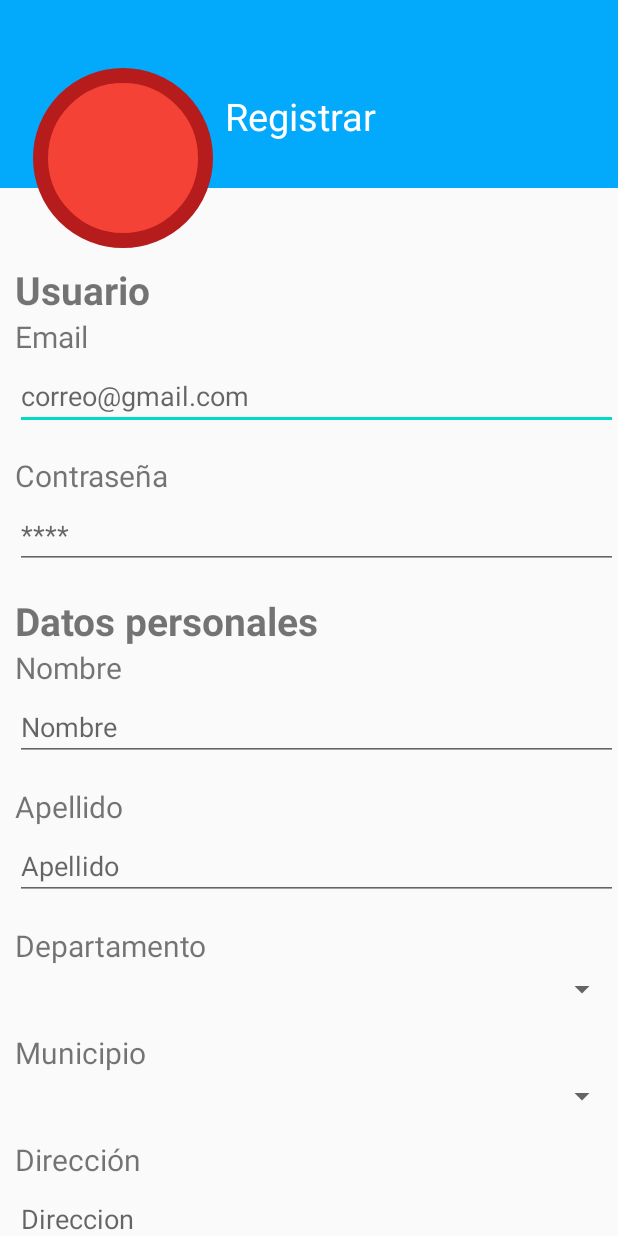
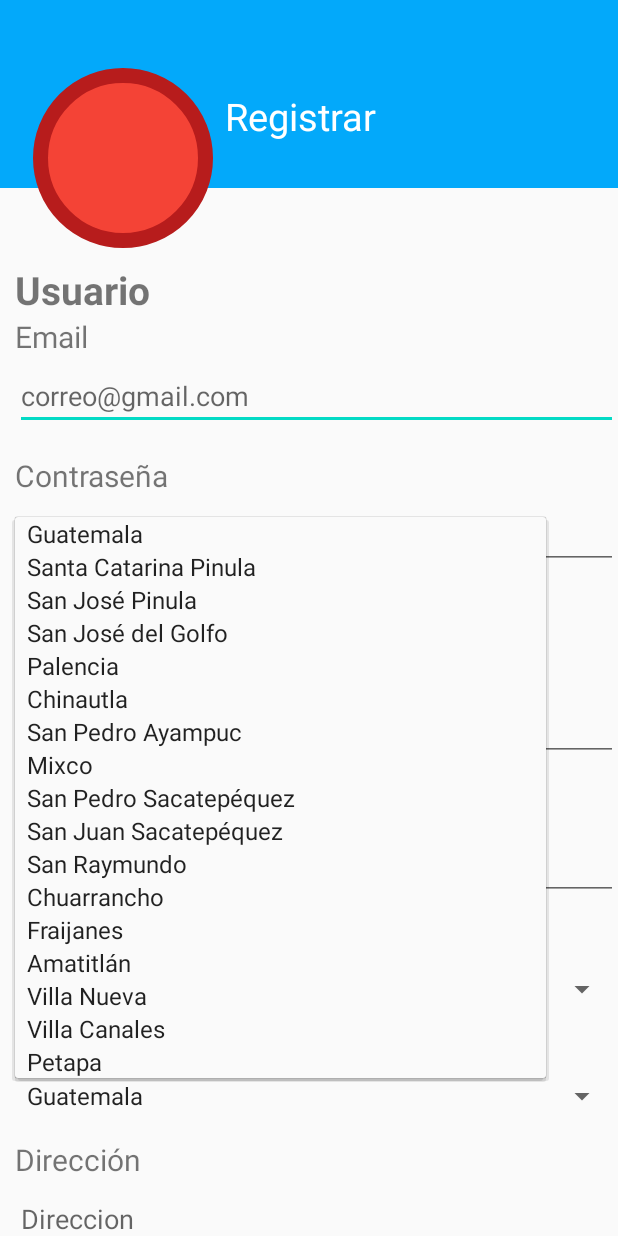
Before and after one commit to Carlosfg1021/AlertaUmg, an Android app: the RegistroUsuario screen opened directly, with no data from a screen before it, after a tap on an icon or button, on a phone screen of 412 x 824 dp. Run offline under Robolectric (Android 15) with nearby library versions, the phone set to English and light mode, and no system bars; 1 other tap on this screen came first.

Commit message:
Registro con google implementado, junto con departamentos y municipios

```diff
--- a/app/src/main/java/com/example/alertaumg/Funcionalidad/RegistroUsuario.java
+++ b/app/src/main/java/com/example/alertaumg/Funcionalidad/RegistroUsuario.java
@@ -2,17 +2,289 @@ package com.example.alertaumg.Funcionalidad;
 
 import androidx.appcompat.app.AppCompatActivity;
 
+import android.content.Intent;
+import android.net.Uri;
 import android.os.Bundle;
+import android.view.MotionEvent;
+import android.view.View;
+import android.widget.ArrayAdapter;
+import android.widget.Button;
+import android.widget.EditText;
+import android.widget.Spinner;
+import android.widget.Toast;
 
+import com.example.alertaumg.Inicio.Login;
 import com.example.alertaumg.R;
+import com.google.android.gms.auth.api.signin.GoogleSignIn;
+import com.google.android.gms.auth.api.signin.GoogleSignInAccount;
+import com.google.android.gms.auth.api.signin.GoogleSignInClient;
+import com.google.android.gms.auth.api.signin.GoogleSignInOptions;
 
 public class RegistroUsuario extends AppCompatActivity {
+
+    EditText txtCorreo, txtPassword, txtNombre, txtApellido, txtDireccion;
+    Spinner spinerDepartamento, spinerMunicipio;
+    Button btnRegistrar;
+    String direccionFinal;
+
+    String[] arraySpinerDepartamento;
+
+    ArrayAdapter<String> adapter;
+
+    String[] munGuatemala, munElProgreso, munZacapa, munJalapa, munJutiapa, munAltaVerapaz, munBajaVerapaz,
+            munQuetzaltenango, munSolola, munIzabal, munPeten, munQuihe, munSanMarcos, munSantaRosa, munTotonicapan,
+            munChimaltenango, munChiquimula, munEscuintla, munHuehuetenango, munRetalhuleu, munSacatepequez, munSuchitepequez;
+
 
     @Override
     protected void onCreate(Bundle savedInstanceState) {
         super.onCreate(savedInstanceState);
         setContentView(R.layout.activity_registro_usuario);
 
-        getSupportActionBar().hide();
+        reconocerObjetos();//Reconocemos todos las cajas de texto, botones y spinners
+        txtNombre.setText(getIntent().getStringExtra("nombre"));
+        txtApellido.setText(getIntent().getStringExtra("apellido"));
+        txtCorreo.setText(getIntent().getStringExtra("correo"));
+
+        llenarDatos();//llenamos datos de departamentos y municipios
+
+        btnRegistrar.setOnClickListener(new View.OnClickListener() {
+            @Override
+            public void onClick(View view) {
+                Intent intent = new Intent(getApplicationContext(), Login.class);
+                direccionFinal = spinerDepartamento.getSelectedItem().toString() + ", "+spinerMunicipio.getSelectedItem().toString()
+                        +", "+txtDireccion.getText().toString();//Obtenemos dirección final
+
+                startActivity(intent);
+                Toast.makeText(getApplicationContext(),"¡Usuario registrado con éxito!",Toast.LENGTH_SHORT).show();
+                finish();
+            }
+        });
+
+        spinerMunicipio.setOnTouchListener(new View.OnTouchListener() {
+            @Override
+            public boolean onTouch(View v, MotionEvent event) { //añadimos municipios dependiendo del departamento seleccionado
+                llenarMunicipios();
+                return false;
+            }
+        });
+
+        //getSupportActionBar().hide();
+    }
+
+    private void reconocerObjetos(){
+        txtCorreo = findViewById(R.id.txtEmail);
+        txtPassword = findViewById(R.id.txtContrasena);
+        txtNombre = findViewById(R.id.txtNombre);
+        txtApellido = findViewById(R.id.txtApellido);
+        spinerDepartamento = findViewById(R.id.sprDepartamento);
+        spinerMunicipio = findViewById(R.id.sprMunicipio);
+        txtDireccion = findViewById(R.id.txtDireccion);
+        btnRegistrar = findViewById(R.id.btnRegistrar);
+    }
+
+    public void llenarDatos() {
+        arraySpinerDepartamento = new String[]{"Guatemala", "El Progreso", "Zacapa", "Jalapa", "Jutiapa",
+                "Alta Verapaz", "Baja Verapaz", "Quetzaltenango", "Sololá", "Izabal", "Petén", "Quiché", "San Marcos",
+                "Santa Rosa", "Totonicapán", "Chimaltenango", "Chiquimula", "Escuintla", "Huehuetenango", "Retalhuleu", "Sacatepéquez", "Suchitepéquez"};
+
+        adapter = new ArrayAdapter<String>(this, android.R.layout.simple_spinner_item, arraySpinerDepartamento);
+        adapter.setDropDownViewResource(android.R.layout.simple_spinner_dropdown_item);
+        spinerDepartamento.setAdapter(adapter);
+
+        munGuatemala = new String[]{"Guatemala", "Santa Catarina Pinula", "San José Pinula", "San José del Golfo",
+                "Palencia", "Chinautla", "San Pedro Ayampuc", "Mixco", "San Pedro Sacatepéquez", "San Juan Sacatepéquez",
+                "San Raymundo", "Chuarrancho", "Fraijanes", "Amatitlán", "Villa Nueva", "Villa Canales", "Petapa"};
+
+
+        munElProgreso = new String[]{"El Jícaro", "Guastatoya", "Morazán", "Sanarate", "Sansare", "San Agustín Acasaguastlán",
+                "San Antonio La Paz", "San Cristóbal Acasaguastlán"};
+
+        munZacapa = new String[]{"Cabañas", "Estanzuela", "Gualán", "Huité", "La Unión", "Río Hondo", "San Diego",
+                "San Jorge", "Teculután", "Usumatlán", "Zacapa"};
+
+
+        munJalapa = new String[]{"Jalapa", "Mataquescuintla", "Monjas", "San Carlos Alzatate", "San Luis Jilotepeque",
+                "San Pedro Pinula", "San Manuel Chaparrón"};
+
+        munJutiapa = new String[]{"Agua Blanca", "Asunción Mita", "Atescatempa", "Comapa", "Conguaco", "El Adelanto",
+                "El Progreso", "Jalpatagua", "Jerez", "Jutiapa", "Moyuta", "Pasaco", "Quesada", "San José Acatempa",
+                "Santa Catarina Mita", "Yupiltepeque", "Zapotitlán"};
+
+
+        munAltaVerapaz = new String[]{"Cobán", "San Pedro Carchá", "San Juan Chamelco", "San Cristóbal Verapaz", "Tactic",
+                "Tucuru", "Tamahú", "Panzós", "Senahú", "Cahabón", "Lanquín", "Chahal", "Fray Bartolomé de las Casas",
+                "Chisec", "Santa Cruz Verapaz", "Santa Catalina La Tinta", "Raxruhá"};
+
+        munBajaVerapaz = new String[]{"Cubulco", "Santa Cruz el Chol", "Granados", "Purulhá", "Rabinal", "Salamá",
+                "San Miguel Chicaj", "San Jerónimo"};
+
+        munQuetzaltenango = new String[]{"Almolonga", "Cabricán", "Cajolá", "Cantel", "Coatepeque", "Colomba",
+                "Concepción Chiquirichapa", "El Palmar", "Flores Costa Cuca", "Génova", "Huitán", "La Esperanza",
+                "Olintepeque", "Palestina de Los Altos", "Quetzaltenango", "Salcajá", "Écija", "San Carlos Écija",
+                "San Juan Ostuncalco", "San Francisco La Unión", "San Martín Sacatepéquez", "San Mateo",
+                "San Miguel Sigüilá", "Sibilia", "Zunil"};
+
+        munSolola = new String[]{"Sololá", "Concepción", "Nahualá", "Panajachel", "San Andrés Semetabaj",
+                "San Antonio Palopó", "San José Chacayá", "San Juan La Laguna", "San Lucas Tolimán", "San Marcos La Laguna",
+                "San Pablo La Laguna", "San Pedro La Laguna", "Santa Catarina Ixtahuacán", "Santa Catarina Palopó",
+                "Santa Clara La Laguna", "Santa Cruz La Laguna", "Santa Lucía Utatlán", "Santa María Visitación",
+                "Santiago Atitlán"};
+
+        munIzabal = new String[]{"Puerto Barrios", "Livingston", "El Estor", "Morales", "Los Amates"};
+
+        munPeten = new String[]{"Dolores", "Flores", "Santa Elena de la Cruz", "La Libertad", "Melchor de Mencos",
+                "Poptún", "San Andrés", "San Benito", "San Francisco", "San José", "San Luis", "Santa Ana",
+                "Sayaxché", "Las Cruces", "El Chal"};
+
+        munQuihe = new String[]{"Santa Cruz del Quiché", "Canillá", "Chajul", "Chicamán", "Chiché",
+                "Chichicastenango", "Chinique", "Cunén", "Joyabaj", "Nebaj", "Pachalum", "Patzité",
+                "Playa Grande-Ixcán", "Sacapulas", "San Andrés Sajcabajá", "San Antonio Ilotenango",
+                "San Bartolomé Jocotenango", "San Juan Cotzal", "San Pedro Jocopilas", "Uspantán",
+                "Zacualpa"};
+
+        munSanMarcos = new String[]{"San Marcos (San Marcos)", "Ayutla", "Catarina", "Comitancillo",
+                "Concepción Tutuapa", "El Quetzal", "El Rodeo", "El Tumbador", "Ixchiguán",
+                "La Reforma", "Malacatán", "Nuevo Progreso", "Ocós", "Pajapita", "Esquipulas Palo Gordo",
+                "San Antonio Sacatepéquez", "San Cristóbal Cucho", "San José Ojetenam", "San Lorenzo",
+                "San Miguel Ixtahuacán", "San Pablo", "San Pedro Sacatepéquez", "San Rafael Pie de la Cuesta",
+                "Sibinal", "Sipacapa", "Tacaná", "Tajumulco", "Tejutla", "Río Blanco", "La Blanca"};
+
+        munSantaRosa = new String[]{"Ayarza", "Barberena", "Casillas", "Chiquimulilla", "Cuilapa", "Guazacapán",
+                "Monterrico", "Nueva Santa Rosa", "Oratorio", "Pueblo Nuevo Viñas", "San Juan Tecuaco",
+                "San Rafael Las Flores", "Santa Cruz Naranjo", "Santa María Ixhuatán", "Santa Rosa de Lima",
+                "Taxisco"};
+
+        munTotonicapan = new String[]{"Momostenango", "San Andrés Xecul", "San Bartolo", "San Cristóbal Totonicapán",
+                "San Francisco El Alto", "Santa Lucía La Reforma", "Santa María Chiquimula", "Totonicapán"};
+
+        munChimaltenango = new String[]{"Chimaltenango", "San José Poaquíl", "San Martín Jilotepeque",
+                "San Juan Comalapa", "Santa Apolonia", "Tecpán Guatemala", "Patzún", "Pochuta", "Patzicía",
+                "Santa Cruz Balanyá", "Acatenango", "San Pedro Yepocapa", "San Andrés Itzapa", "Parramos",
+                "Zaragoza", "El Tejar"};
+
+        munChiquimula = new String[]{"Chiquimula", "Jocotán", "Esquipulas", "Camotán", "Quezaltepeque",
+                "Olopa", "Ipala", "San Juan Ermita", "Concepción Las Minas", "San Jacinto", "San José la Arada"};
+
+        munEscuintla = new String[]{"Escuintla (municipio)", "Santa Lucía Cotzumalguapa", "La Democracia",
+                "Siquinalá", "Masagua", "Tiquisate", "La Gomera", "Guaganazapa", "San José", "Iztapa",
+                "Palín", "San Vicente Pacaya", "Nueva Concepción"};
+
+        munHuehuetenango = new String[]{"Huehuetenango", "Chiantla", "Malacatancito", "Cuilco", "Nentón",
+                "San Pedro Necta", "Jacaltenango", "Soloma", "Ixtahuacán", "Santa Bárbara", "La Libertad",
+                "La Democracia", "San Miguel Acatán", "San Rafael La Independencia", "Todos Santos Cuchumatán",
+                "San Juan Atitán", "Santa Eulalia", "San Mateo Ixtatán", "Colotenango", "San Sebastián Huehuetenango",
+                "Tectitán", "Concepción Huista", "San Juan Ixcoy", "San Antonio Huista", "Santa Cruz Barillas",
+                "San Sebastián Coatán", "Aguacatán", "San Rafael Petzal", "San Gaspar Ixchil", "Santiago Chimaltenango",
+                "Santa Ana Huista", "Unión Cantinil"};
+
+        munRetalhuleu = new String[]{"Champerico", "El Asintal", "Nuevo San Carlos", "Retalhuleu",
+                "San Andrés Villa Seca", "San Felipe", "San Martín Zapotitlán", "San Sebastián",
+                "Santa Cruz Muluá"};
+
+        munSacatepequez = new String[]{"Alotenango", "La Antigua Guatemala", "Ciudad Vieja", "Jocotenango",
+                "Magdalena Milpas Altas", "Pastores", "San Antonio Aguas Calientes", "San Bartolomé Milpas Altas",
+                "San Lucas Sacatepéquez", "San Miguel Dueñas", "Santa Catarina Barahona", "Santa Lucía Milpas Altas",
+                "Santa María de Jesús", "Santiago Sacatepéquez", "Santo Domingo Xenacoj", "Sumpango"};
+
+        munSuchitepequez = new String[]{"Chicacao", "Cuyotenango", "Mazatenango", "Patulul", "Pueblo Nuevo", "Río Bravo",
+                "Samayac", "San Antonio Suchitepéquez", "San Bernardino", "San Francisco Zapotitlán", "San Gabriel",
+                "San José El Ídolo", "San José La Máquina", "San Juan Bautista", "San Lorenzo", "San Miguel Panán",
+                "San Pablo Jocopilas", "Santa Bárbara", "Santo Domingo Suchitepéquez", "Santo Tomás La Unión",
+                "Zunilito"};
+    }
+
+    public void llenarMunicipios() {
+
+        spinerMunicipio.setAdapter(null);
+
+        if (spinerDepartamento.getSelectedItem().toString().equals("Alta Verapaz")) {
+            spinerMunicipio.setAdapter(new ArrayAdapter<String>(this, android.R.layout.simple_spinner_item, munAltaVerapaz));
+        }
+
+
+        if (spinerDepartamento.getSelectedItem().toString().equals("Baja Verapaz")) {
+            spinerMunicipio.setAdapter(new ArrayAdapter<String>(this, android.R.layout.simple_spinner_item, munBajaVerapaz));
+        }
+
+        if (spinerDepartamento.getSelectedItem().toString().equals("Chimaltenango")) {
+            spinerMunicipio.setAdapter(new ArrayAdapter<String>(this, android.R.layout.simple_spinner_item, munChimaltenango));
+        }
+
+        if (spinerDepartamento.getSelectedItem().toString().equals("Chiquimula")) {
+            spinerMunicipio.setAdapter(new ArrayAdapter<String>(this, android.R.layout.simple_spinner_item, munChiquimula));
+        }
+
+        if (spinerDepartamento.getSelectedItem().toString().equals("El Progreso")) {
+            spinerMunicipio.setAdapter(new ArrayAdapter<String>(this, android.R.layout.simple_spinner_item, munElProgreso));
+        }
+
+        if (spinerDepartamento.getSelectedItem().toString().equals("Escuintla")) {
+            spinerMunicipio.setAdapter(new ArrayAdapter<String>(this, android.R.layout.simple_spinner_item, munEscuintla));
+        }
+
+        if (spinerDepartamento.getSelectedItem().toString().equals("Guatemala")) {
+            spinerMunicipio.setAdapter(new ArrayAdapter<String>(this, android.R.layout.simple_spinner_item, munGuatemala));
+        }
+
+        if (spinerDepartamento.getSelectedItem().toString().equals("Huehuetenango")) {
+            spinerMunicipio.setAdapter(new ArrayAdapter<String>(this, android.R.layout.simple_spinner_item, munHuehuetenango));
+        }
+
+        if (spinerDepartamento.getSelectedItem().toString().equals("Izabal")) {
+            spinerMunicipio.setAdapter(new ArrayAdapter<String>(this, android.R.layout.simple_spinner_item, munIzabal));
+        }
+
+        if (spinerDepartamento.getSelectedItem().toString().equals("Jalapa")) {
+            spinerMunicipio.setAdapter(new ArrayAdapter<String>(this, android.R.layout.simple_spinner_item, munJalapa));
+        }
+
+        if (spinerDepartamento.getSelectedItem().toString().equals("Jutiapa")) {
+            spinerMunicipio.setAdapter(new ArrayAdapter<String>(this, android.R.layout.simple_spinner_item, munJutiapa));
+        }
+
+        if (spinerDepartamento.getSelectedItem().toString().equals("Petén")) {
+            spinerMunicipio.setAdapter(new ArrayAdapter<String>(this, android.R.layout.simple_spinner_item, munPeten));
+        }
+
+        if (spinerDepartamento.getSelectedItem().toString().equals("Quetzaltenango")) {
+            spinerMunicipio.setAdapter(new ArrayAdapter<String>(this, android.R.layout.simple_spinner_item, munQuetzaltenango));
+        }
+
+        if (spinerDepartamento.getSelectedItem().toString().equals("Quiché")) {
+            spinerMunicipio.setAdapter(new ArrayAdapter<String>(this, android.R.layout.simple_spinner_item, munQuihe));
+        }
+
+        if (spinerDepartamento.getSelectedItem().toString().equals("Retalhuleu")) {
+            spinerMunicipio.setAdapter(new ArrayAdapter<String>(this, android.R.layout.simple_spinner_item, munRetalhuleu));
+        }
+
+        if (spinerDepartamento.getSelectedItem().toString().equals("Sacatepéquez")) {
+            spinerMunicipio.setAdapter(new ArrayAdapter<String>(this, android.R.layout.simple_spinner_item, munSacatepequez));
+        }
+
+        if (spinerDepartamento.getSelectedItem().toString().equals("San Marcos")) {
+            spinerMunicipio.setAdapter(new ArrayAdapter<String>(this, android.R.layout.simple_spinner_item, munSanMarcos));
+        }
+
+        if (spinerDepartamento.getSelectedItem().toString().equals("Santa Rosa")) {
+            spinerMunicipio.setAdapter(new ArrayAdapter<String>(this, android.R.layout.simple_spinner_item, munSantaRosa));
+        }
+
+        if (spinerDepartamento.getSelectedItem().toString().equals("Sololá")) {
+            spinerMunicipio.setAdapter(new ArrayAdapter<String>(this, android.R.layout.simple_spinner_item, munSolola));
+        }
+
+        if (spinerDepartamento.getSelectedItem().toString().equals("Suchitepéquez")) {
+            spinerMunicipio.setAdapter(new ArrayAdapter<String>(this, android.R.layout.simple_spinner_item, munSuchitepequez));
+        }
+
+        if (spinerDepartamento.getSelectedItem().toString().equals("Totonicapán")) {
+            spinerMunicipio.setAdapter(new ArrayAdapter<String>(this, android.R.layout.simple_spinner_item, munTotonicapan));
+        }
+
+        if (spinerDepartamento.getSelectedItem().toString().equals("Zacapa")) {
+            spinerMunicipio.setAdapter(new ArrayAdapter<String>(this, android.R.layout.simple_spinner_item, munZacapa));
+        }
     }
 }
--- a/app/src/main/res/layout/activity_login.xml
+++ b/app/src/main/res/layout/activity_login.xml
@@ -52,6 +52,7 @@
 
 
         <com.google.android.gms.common.SignInButton
+            android:id="@+id/btnLoginGoogle"
             android:layout_centerHorizontal="true"
             android:layout_width="250dp"
             android:background="@drawable/style_google"
```
Also changed, not shown: app/src/main/java/com/example/alertaumg/Inicio/Login.java (+95 -0 lines), app/src/main/res/layout/activity_registro_usuario.xml (+0 -7 lines).
